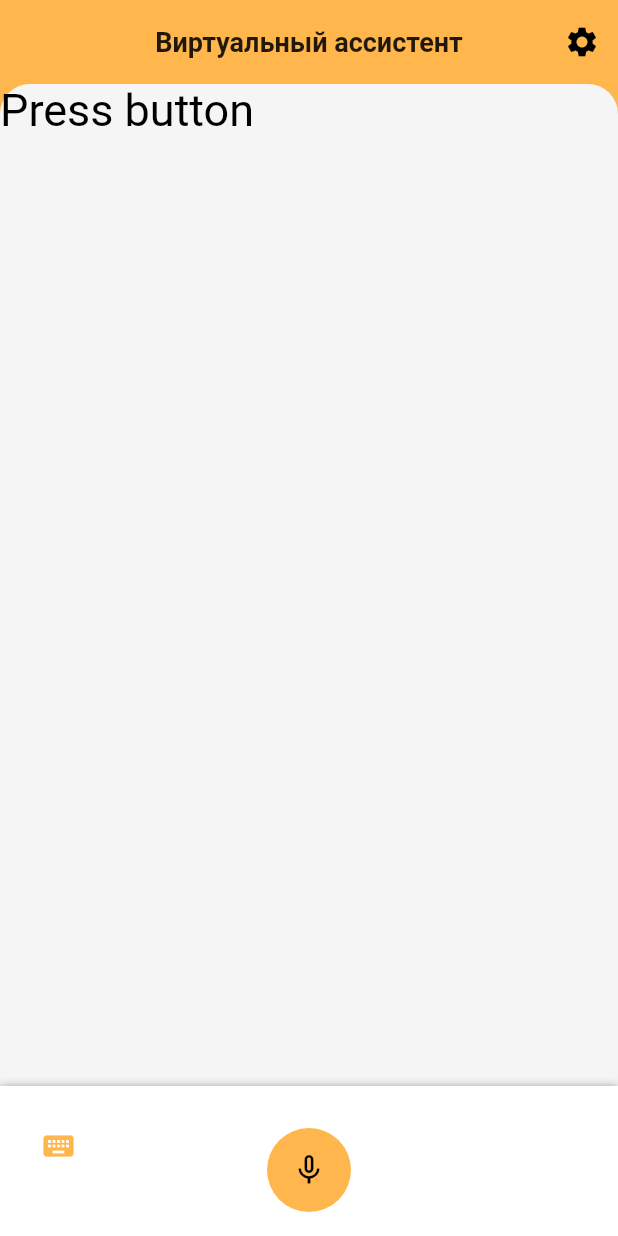
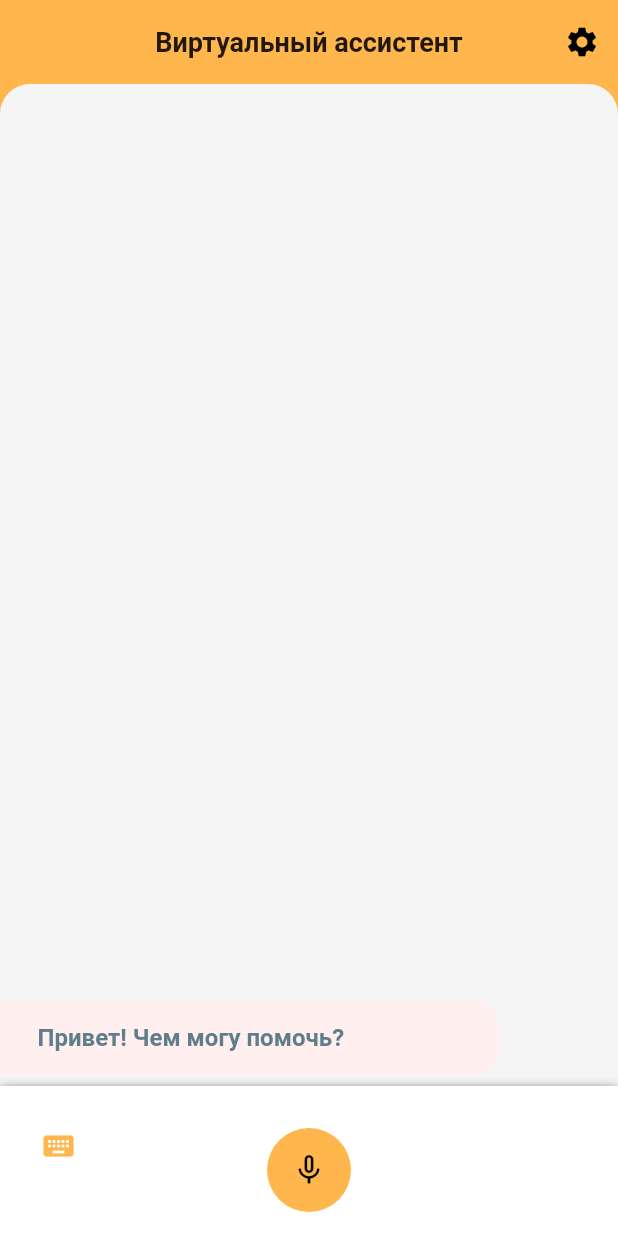
Before and after one commit to alexeytra/va_client, a Flutter app: the screen it shows after launch, on a phone screen of 412 x 824 dp. Run offline on Flutter 3.47's test engine with Material 2 defaults, Android fonts, the phone set to English and light mode, and no system bars; our stand-ins replace speech_to_text.

Commit message:
added some changes

```diff
--- a/lib/main.dart
+++ b/lib/main.dart
@@ -1,5 +1,5 @@
 import 'package:flutter/material.dart';
-import 'package:va_client/widgets/splash_screen.dart';
+import 'package:va_client/screens/splash_screen.dart';
 
 
 void main() {
--- /dev/null
+++ b/lib/message_model.dart
@@ -0,0 +1,6 @@
+class Message {
+  final String sender;
+  final String message;
+
+  Message({this.sender, this.message});
+}
--- a/lib/widgets/home_screen.dart
+++ b/lib/screens/home_screen.dart
@@ -1,5 +1,6 @@
 import 'package:flutter/material.dart';
 import 'package:speech_to_text/speech_to_text.dart' as stt;
+import 'package:va_client/message_model.dart';
 
 class HomeScreen extends StatefulWidget {
   @override
@@ -12,12 +13,14 @@ class _HomeScreenState extends State<HomeScreen> {
   String _text = 'Press button';
   bool _visibilityFloatingAction = true;
   bool _visibilityInput = false;
-  List<String> _dialogue;
+  String _status;
+
+  List<Message> _dialogue;
 
   @override
   void initState() {
     super.initState();
-    _dialogue = ['Привет! Чем могу помочь'];
+    _dialogue = [Message(sender: 'VA', message: "Привет! Чем могу помочь?")];
     _speechToText = stt.SpeechToText();
   }
 
@@ -56,13 +59,57 @@ class _HomeScreenState extends State<HomeScreen> {
                     topLeft: Radius.circular(20.0),
                     topRight: Radius.circular(20.0),
                   )),
-              child: Text(
-                _text,
-                style: TextStyle(fontSize: 30, color: Colors.black),
+              child: ClipRRect(
+                borderRadius: BorderRadius.only(
+                  topRight: Radius.circular(30.0),
+                  topLeft: Radius.circular(30.0),
+                ),
+                child: ListView.builder(
+                    reverse: true,
+                    padding: EdgeInsets.only(
+                      top: 15.0,
+                    ),
+                    itemCount: _dialogue.length,
+                    itemBuilder: (BuildContext context, int index) {
+                      final bool isMe = _dialogue[index].sender == 'USER';
+                      // if (_listening) _dialogue.add(Message(sender: 'USER', message: _text));
+                      return _buildMessage(_dialogue[index].message, isMe);
+                    }),
               ),
             ),
           ),
           _buildInputQuestion()
+        ],
+      ),
+    );
+  }
+
+  Widget _buildMessage(String message, bool isMe) {
+    return Container(
+      margin: isMe
+          ? EdgeInsets.only(top: 8.0, bottom: 8.0, left: 80.0)
+          : EdgeInsets.only(top: 8.0, bottom: 8.0, right: 80.0),
+      padding: EdgeInsets.symmetric(horizontal: 25.0, vertical: 15.0),
+      decoration: BoxDecoration(
+          color: isMe ? Theme
+              .of(context)
+              .accentColor : Color(0xFFFFEFEE),
+          borderRadius: isMe
+              ? BorderRadius.only(
+              topLeft: Radius.circular(15), bottomLeft: Radius.circular(15))
+              : BorderRadius.only(
+              topRight: Radius.circular(15),
+              bottomRight: Radius.circular(15))),
+      child: Column(
+        crossAxisAlignment: CrossAxisAlignment.start,
+        children: [
+          Text(
+            message,
+            style: TextStyle(
+                color: Colors.blueGrey,
+                fontSize: 16.0,
+                fontWeight: FontWeight.w600),
+          ),
         ],
       ),
     );
@@ -130,16 +177,23 @@ class _HomeScreenState extends State<HomeScreen> {
     if (_listening) {
       setState(() {
         _listening = false;
-        _speechToText.stop();
       });
+      _speechToText.stop();
       return;
     }
     if (!_listening) {
       bool available = await _speechToText.initialize(
-        onStatus: (val) => print('onStatus $val'),
+        onStatus: (val) {
+          if (val == 'notListening') {
+            setState(() {
+              _listening = false;
+            });
+          }
+        },
         onError: (val) => print('onError: $val'),
       );
 
+      print(available);
       if (available) {
         setState(() {
           _listening = true;
--- a/pubspec.yaml
+++ b/pubspec.yaml
@@ -50,7 +50,9 @@ flutter:
   # To add assets to your application, add an assets section, like this:
   assets:
     - assets/
-  #   - images/a_dot_ham.jpeg
+    - assets/sounds/speech_to_text_listening.m4r
+    - assets/sounds/speech_to_text_cancel.m4r
+    - assets/sounds/speech_to_text_stop.m4r
 
   # An image asset can refer to one or more resolution-specific "variants", see
   # https://flutter.dev/assets-and-images/#resolution-aware.
```
Also changed, not shown: lib/screens/splash_screen.dart (renamed from lib/widgets/splash_screen.dart).
